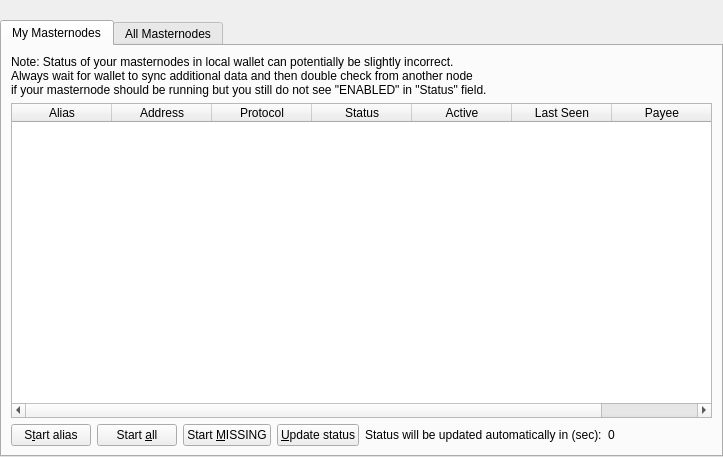
zentoshi/zentoshi, file src/qt/forms/masternodelist.ui: the form before one commit.
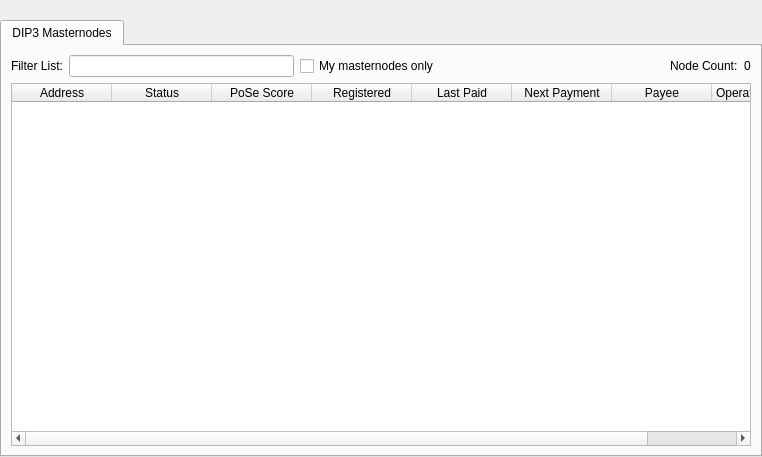
The form after the commit.

```diff
--- a/src/qt/forms/masternodelist.ui
+++ b/src/qt/forms/masternodelist.ui
@@ -6,7 +6,7 @@
    <rect>
     <x>0</x>
     <y>0</y>
-    <width>723</width>
+    <width>762</width>
     <height>457</height>
    </rect>
   </property>
@@ -49,178 +49,80 @@
        <property name="currentIndex">
         <number>0</number>
        </property>
-       <widget class="QWidget" name="tabMyMasternodes">
+       <widget class="QWidget" name="tabDIP3Masternodes">
         <attribute name="title">
-         <string>My Masternodes</string>
+         <string>DIP3 Masternodes</string>
         </attribute>
-        <layout class="QGridLayout" name="gridLayout_2">
+        <layout class="QGridLayout" name="gridLayout_3">
          <item row="0" column="0">
-          <layout class="QVBoxLayout" name="verticalLayout_2">
+          <layout class="QHBoxLayout" name="horizontalLayout_4">
            <property name="bottomMargin">
             <number>0</number>
            </property>
            <item>
-            <layout class="QHBoxLayout" name="horizontalLayout_note">
-             <property name="bottomMargin">
-              <number>0</number>
+            <widget class="QLabel" name="label_filter_2">
+             <property name="text">
+              <string>Filter List:</string>
              </property>
-             <item>
-              <widget class="QLabel" name="updateNote">
-               <property name="text">
-                <string>Note: Status of your masternodes in local wallet can potentially be slightly incorrect.&lt;br /&gt;Always wait for wallet to sync additional data and then double check from another node&lt;br /&gt;if your masternode should be running but you still do not see "ENABLED" in "Status" field.</string>
-               </property>
-              </widget>
-             </item>
-            </layout>
+            </widget>
            </item>
            <item>
-            <widget class="QTableWidget" name="tableWidgetMyMasternodes">
-             <property name="minimumSize">
+            <widget class="QLineEdit" name="filterLineEditDIP3">
+             <property name="toolTip">
+              <string>Filter masternode list</string>
+             </property>
+            </widget>
+           </item>
+           <item>
+            <widget class="QCheckBox" name="checkBoxMyMasternodesOnly">
+             <property name="toolTip">
+              <string>Show only masternodes this wallet has keys for.</string>
+             </property>
+             <property name="text">
+              <string>My masternodes only</string>
+             </property>
+            </widget>
+           </item>
+           <item>
+            <spacer name="horizontalSpacer_4">
+             <property name="orientation">
+              <enum>Qt::Horizontal</enum>
+             </property>
+             <property name="sizeHint" stdset="0">
               <size>
-               <width>695</width>
-               <height>0</height>
+               <width>10</width>
+               <height>20</height>
               </size>
              </property>
-             <property name="editTriggers">
-              <set>QAbstractItemView::NoEditTriggers</set>
+            </spacer>
+           </item>
+           <item>
+            <widget class="QLabel" name="label_count_2">
+             <property name="text">
+              <string>Node Count:</string>
              </property>
-             <property name="alternatingRowColors">
-              <bool>true</bool>
-             </property>
-             <property name="selectionMode">
-              <enum>QAbstractItemView::SingleSelection</enum>
-             </property>
-             <property name="selectionBehavior">
-              <enum>QAbstractItemView::SelectRows</enum>
-             </property>
-             <property name="sortingEnabled">
-              <bool>true</bool>
-             </property>
-             <attribute name="horizontalHeaderStretchLastSection">
-              <bool>true</bool>
-             </attribute>
-             <attribute name="ResizeMode">
-              <enum>QHeaderView::Interactive</enum>
-             </attribute>
-             <attribute name="ResizeMode">
-              <enum>QHeaderView::Interactive</enum>
-             </attribute>
-             <column>
-              <property name="text">
-               <string>Alias</string>
-              </property>
-             </column>
-             <column>
-              <property name="text">
-               <string>Address</string>
-              </property>
-             </column>
-             <column>
-              <property name="text">
-               <string>Protocol</string>
-              </property>
-             </column>
-             <column>
-              <property name="text">
-               <string>Status</string>
-              </property>
-             </column>
-             <column>
-              <property name="text">
-               <string>Active</string>
-              </property>
-             </column>
-             <column>
-              <property name="text">
-               <string>Last Seen</string>
-              </property>
-             </column>
-             <column>
-              <property name="text">
-               <string>Payee</string>
-              </property>
-             </column>
             </widget>
            </item>
            <item>
-            <layout class="QHBoxLayout" name="horizontalLayout_5">
-             <property name="bottomMargin">
-              <number>0</number>
+            <widget class="QLabel" name="countLabelDIP3">
+             <property name="text">
+              <string>0</string>
              </property>
-             <item>
-              <widget class="QPushButton" name="startButton">
-               <property name="text">
-                <string>S&amp;tart alias</string>
-               </property>
-              </widget>
-             </item>
-             <item>
-              <widget class="QPushButton" name="startAllButton">
-               <property name="text">
-                <string>Start &amp;all</string>
-               </property>
-              </widget>
-             </item>
-             <item>
-              <widget class="QPushButton" name="startMissingButton">
-               <property name="text">
-                <string>Start &amp;MISSING</string>
-               </property>
-              </widget>
-             </item>
-             <item>
-              <widget class="QPushButton" name="UpdateButton">
-               <property name="text">
-                <string>&amp;Update status</string>
-               </property>
-              </widget>
-             </item>
-             <item>
-              <widget class="QLabel" name="autoupdate_label">
-               <property name="text">
-                <string>Status will be updated automatically in (sec):</string>
-               </property>
-              </widget>
-             </item>
-             <item>
-              <widget class="QLabel" name="secondsLabel">
-               <property name="text">
-                <string>0</string>
-               </property>
-              </widget>
-             </item>
-             <item>
-              <spacer name="horizontalSpacer_5">
-               <property name="orientation">
-                <enum>Qt::Horizontal</enum>
-               </property>
-               <property name="sizeHint" stdset="0">
-                <size>
-                 <width>40</width>
-                 <height>20</height>
-                </size>
-               </property>
-              </spacer>
-             </item>
-            </layout>
+            </widget>
            </item>
           </layout>
          </item>
-        </layout>
-       </widget>
-       <widget class="QWidget" name="tabAllMasternodes">
-        <attribute name="title">
-         <string>All Masternodes</string>
-        </attribute>
-        <layout class="QGridLayout" name="gridLayout">
          <item row="1" column="0">
-          <widget class="QTableWidget" name="tableWidgetMasternodes">
+          <widget class="QTableWidget" name="tableWidgetMasternodesDIP3">
            <property name="editTriggers">
             <set>QAbstractItemView::NoEditTriggers</set>
            </property>
            <property name="alternatingRowColors">
             <bool>true</bool>
            </property>
+           <property name="selectionMode">
+            <enum>QAbstractItemView::SingleSelection</enum>
+           </property>
            <property name="selectionBehavior">
             <enum>QAbstractItemView::SelectRows</enum>
            </property>
@@ -230,22 +132,11 @@
            <attribute name="horizontalHeaderStretchLastSection">
             <bool>true</bool>
            </attribute>
-           <attribute name="ResizeMode">
-            <enum>QHeaderView::Interactive</enum>
-           </attribute>
-           <attribute name="ResizeMode">
-            <enum>QHeaderView::Interactive</enum>
-           </attribute>
            <column>
             <property name="text">
              <string>Address</string>
             </property>
            </column>
-           <column>
-            <property name="text">
-             <string>Protocol</string>
-            </property>
-           </column>
            <column>
             <property name="text">
              <string>Status</string>
@@ -253,12 +144,22 @@
            </column>
            <column>
             <property name="text">
-             <string>Active</string>
+             <string>PoSe Score</string>
             </property>
            </column>
            <column>
             <property name="text">
-             <string>Last Seen</string>
+             <string>Registered</string>
+            </property>
+           </column>
+           <column>
+            <property name="text">
+             <string>Last Paid</string>
+            </property>
+           </column>
+           <column>
+            <property name="text">
+             <string>Next Payment</string>
             </property>
            </column>
            <column>
@@ -266,56 +167,13 @@
              <string>Payee</string>
             </property>
            </column>
+           <column>
+            <property name="text">
+             <string>Operator Reward</string>
+            </property>
+           </column>
           </widget>
          </item>
-         <item row="0" column="0">
-          <layout class="QHBoxLayout" name="horizontalLayout_3">
-           <property name="bottomMargin">
-            <number>0</number>
-           </property>
-           <item>
-            <widget class="QLabel" name="label_filter">
-             <property name="text">
-              <string>Filter List:</string>
-             </property>
-            </widget>
-           </item>
-           <item>
-            <widget class="QLineEdit" name="filterLineEdit">
-             <property name="toolTip">
-              <string>Filter masternode list</string>
-             </property>
-            </widget>
-           </item>
-           <item>
-            <spacer name="horizontalSpacer_3">
-             <property name="orientation">
-              <enum>Qt::Horizontal</enum>
-             </property>
-             <property name="sizeHint" stdset="0">
-              <size>
-               <width>10</width>
-               <height>20</height>
-              </size>
-             </property>
-            </spacer>
-           </item>
-           <item>
-            <widget class="QLabel" name="label_count">
-             <property name="text">
-              <string>Node Count:</string>
-             </property>
-            </widget>
-           </item>
-           <item>
-            <widget class="QLabel" name="countLabel">
-             <property name="text">
-              <string>0</string>
-             </property>
-            </widget>
-           </item>
-          </layout>
-         </item>
         </layout>
        </widget>
       </widget>
```
